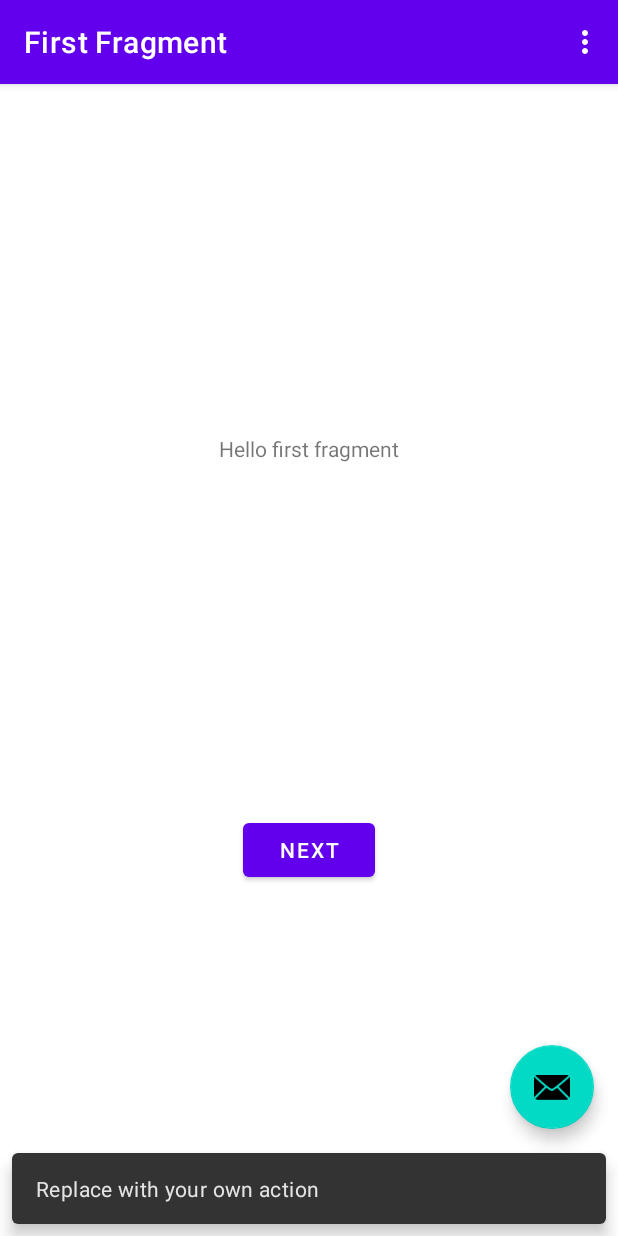
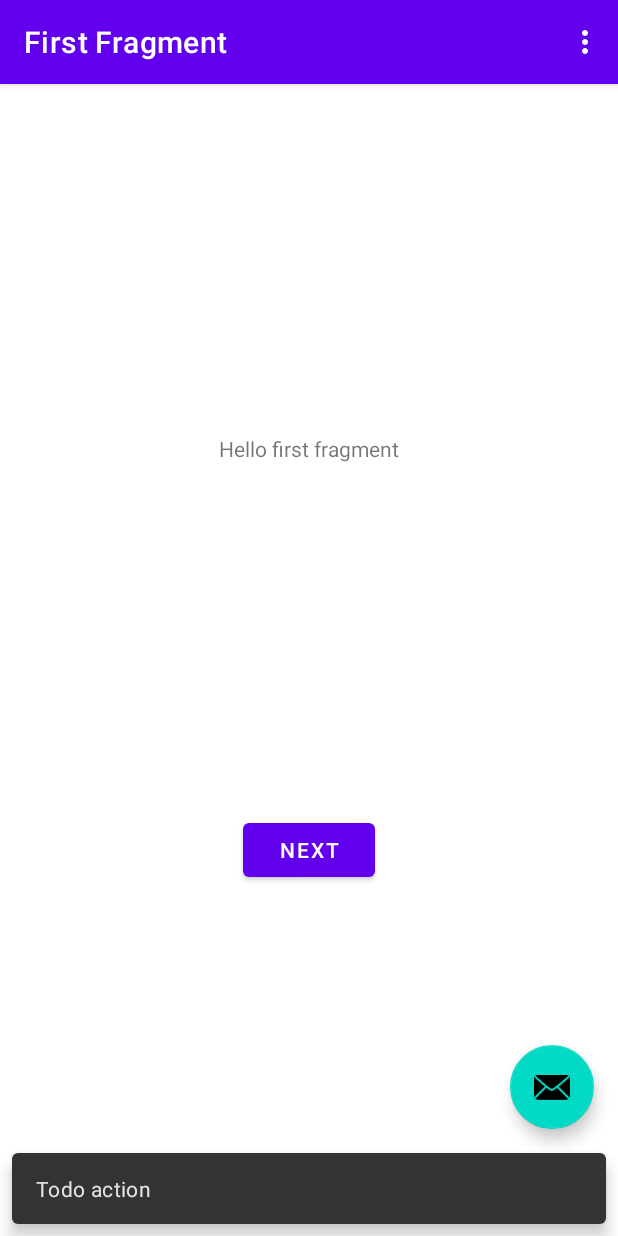
Before and after one commit to CacTuZx5/Foodie, an Android app built with Jetpack Compose: the screen it shows after launch (MainActivity), after a tap on an icon or button, on a phone screen of 412 x 824 dp. Run offline under Robolectric (Android 15) with nearby library versions, the phone set to English and light mode, and no system bars; our stand-ins replace navigation-ui.

Commit message:
Update MainActivity.kt

```diff
--- a/app/src/main/java/com/example/foodie/ui/foodlist/MainActivity.kt
+++ b/app/src/main/java/com/example/foodie/ui/foodlist/MainActivity.kt
@@ -1,16 +1,16 @@
 package com.example.foodie.ui.foodlist
 
 import android.os.Bundle
-import com.google.android.material.snackbar.Snackbar
+import android.view.Menu
+import android.view.MenuItem
 import androidx.appcompat.app.AppCompatActivity
 import androidx.navigation.findNavController
 import androidx.navigation.ui.AppBarConfiguration
 import androidx.navigation.ui.navigateUp
 import androidx.navigation.ui.setupActionBarWithNavController
-import android.view.Menu
-import android.view.MenuItem
 import com.example.foodie.R
 import com.example.foodie.databinding.ActivityMainBinding
+import com.google.android.material.snackbar.Snackbar
 
 class MainActivity : AppCompatActivity() {
 
@@ -30,7 +30,7 @@ class MainActivity : AppCompatActivity() {
         setupActionBarWithNavController(navController, appBarConfiguration)
 
         binding.fab.setOnClickListener { view ->
-            Snackbar.make(view, "Replace with your own action", Snackbar.LENGTH_LONG)
+            Snackbar.make(view, "Todo action", Snackbar.LENGTH_LONG)
                     .setAction("Action", null).show()
         }
     }
```
